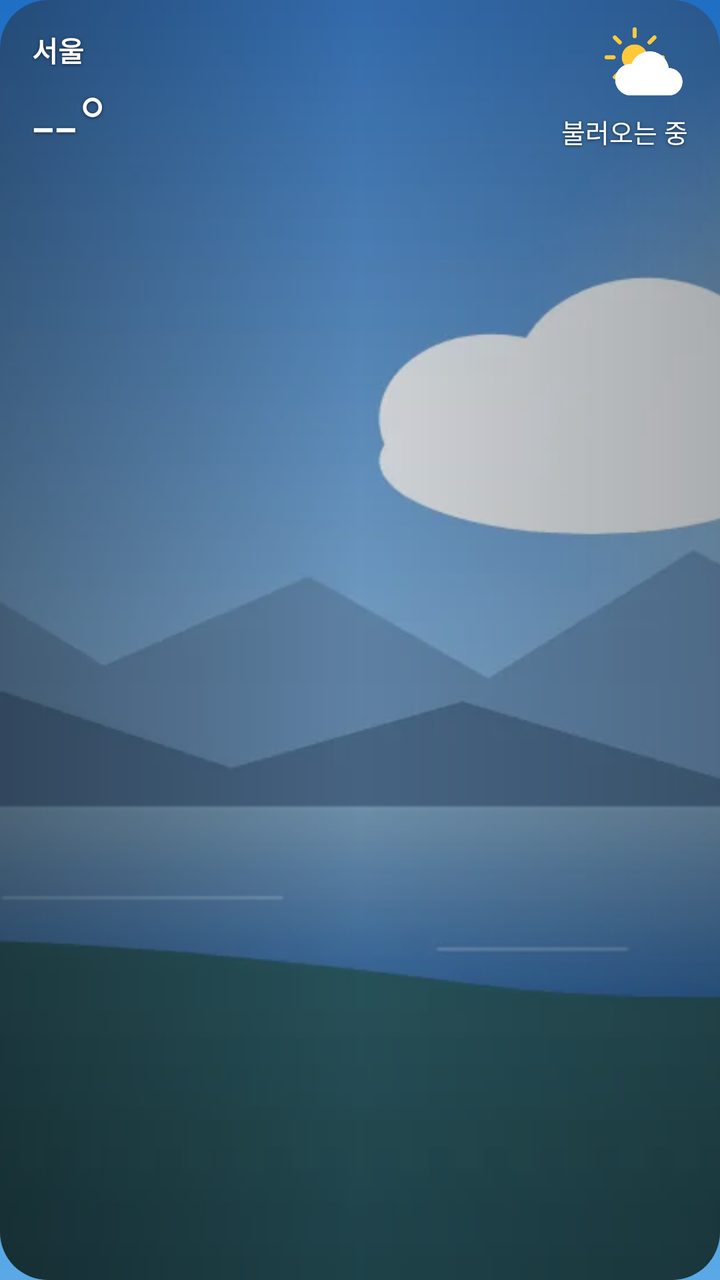
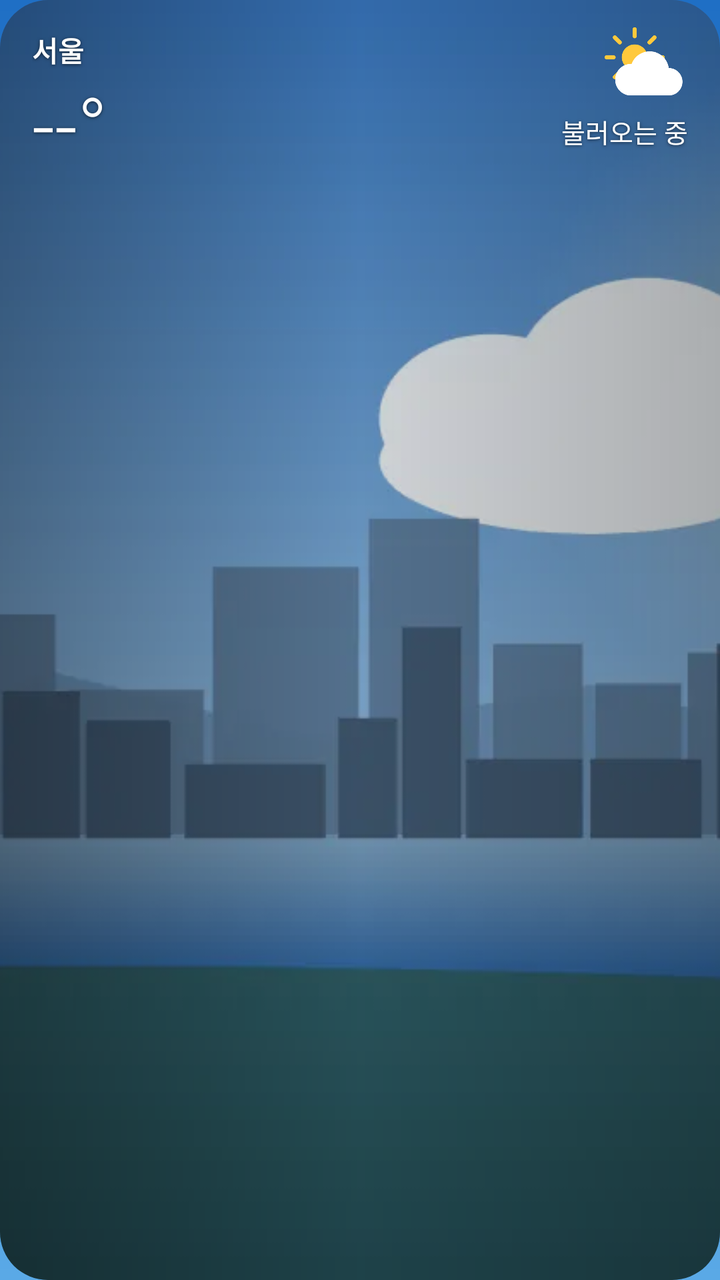

An Android layout rendered at two revisions. The XML below is the earlier revision; the diff shows what the commit changed to produce the second picture.
<!-- AndroidManifest.xml: application theme AppTheme -->
<!-- res/layout/widget_medium.xml -->
<?xml version="1.0" encoding="utf-8"?>
<FrameLayout xmlns:android="http://schemas.android.com/apk/res/android"
    android:id="@+id/root" android:layout_width="match_parent" android:layout_height="match_parent"
    android:background="@drawable/widget_clip" android:clipToOutline="true">
    <ImageView android:id="@+id/bg" android:layout_width="match_parent" android:layout_height="match_parent"
        android:scaleType="centerCrop" android:src="@drawable/scene_partly_day" android:importantForAccessibility="no"/>
    <ImageView android:id="@+id/scrim" android:layout_width="match_parent" android:layout_height="match_parent"
        android:scaleType="fitXY" android:src="@drawable/scrim" android:importantForAccessibility="no"/>
    <LinearLayout     android:id="@+id/content" android:layout_width="match_parent" android:layout_height="match_parent"
        android:orientation="vertical" android:paddingStart="16dp" android:paddingEnd="16dp" android:paddingTop="12dp" android:paddingBottom="8dp"
        >
        <LinearLayout android:layout_width="match_parent" android:layout_height="wrap_content" android:orientation="horizontal" android:gravity="center_vertical">
            <LinearLayout android:layout_width="0dp" android:layout_weight="1" android:layout_height="wrap_content" android:orientation="vertical">
                <TextView android:id="@+id/city" android:shadowColor="#99000000" android:shadowRadius="4" android:shadowDy="1" android:layout_width="match_parent" android:layout_height="wrap_content"
                    android:text="서울" android:textColor="#FFFFFF" android:textSize="14sp" android:textStyle="bold" android:maxLines="1" android:ellipsize="end"/>
                <TextView android:id="@+id/temp" android:shadowColor="#99000000" android:shadowRadius="4" android:shadowDy="1" android:layout_width="wrap_content" android:layout_height="wrap_content"
                    android:text="--°" android:textColor="#FFFFFF" android:textSize="40sp" android:fontFamily="sans-serif-light" android:maxLines="1"/>
            </LinearLayout>
            <LinearLayout android:layout_width="wrap_content" android:layout_height="wrap_content" android:orientation="vertical" android:gravity="end">
                <ImageView android:id="@+id/icon" android:layout_width="44dp" android:layout_height="44dp" android:src="@drawable/ic_w_partly_day"/>
                <TextView android:id="@+id/cond" android:shadowColor="#99000000" android:shadowRadius="4" android:shadowDy="1" android:layout_width="wrap_content" android:layout_height="wrap_content"
                    android:text="불러오는 중" android:textColor="#FFFFFF" android:textSize="13sp" android:maxLines="1"/>
                <TextView android:id="@+id/hl" android:shadowColor="#99000000" android:shadowRadius="4" android:shadowDy="1" android:layout_width="wrap_content" android:layout_height="wrap_content"
                    android:text="" android:textColor="#CCFFFFFF" android:textSize="12sp" android:maxLines="1"/>
            </LinearLayout>
        </LinearLayout>
        <LinearLayout android:id="@+id/hourly" android:layout_width="match_parent" android:layout_height="wrap_content"
            android:orientation="horizontal" android:layout_marginTop="8dp"/>
        <TextView android:id="@+id/updated" android:shadowColor="#99000000" android:shadowRadius="4" android:shadowDy="1" android:layout_width="match_parent" android:layout_height="wrap_content"
            android:text="" android:textColor="#99FFFFFF" android:textSize="10sp" android:gravity="end" android:maxLines="1"/>
    </LinearLayout>
</FrameLayout>
<!-- resources referenced by this layout -->
<resources>
  <!-- drawable ic_w_partly_day (drawable) -->
  <?xml version="1.0" encoding="utf-8"?>
  <vector xmlns:android="http://schemas.android.com/apk/res/android" android:width="64dp" android:height="64dp" android:viewportWidth="64" android:viewportHeight="64"><group android:translateX="-2" android:translateY="-3" android:scaleX="0.85" android:scaleY="0.85"><path android:fillColor="#FFC93C" android:pathData="M32,21a11,11 0,1 1,0 22a11,11 0,1 1,0 -22z"/><path android:strokeColor="#FFC93C" android:strokeWidth="3.5" android:strokeLineCap="round" android:pathData="M32,14L32,8M32,56L32,50M14,32L8,32M56,32L50,32M19.3,19.3L15,15M44.7,44.7L49,49M44.7,19.3L49,15M19.3,44.7L15,49"/></group><group android:translateX="4" android:translateY="6" android:scaleX="1" android:scaleY="1"><path android:fillColor="#FFFFFF" android:pathData="M18,46h28a10,10 0,0 0,0 -20a14,14 0,0 0,-27 -3A11,11 0,0 0,18 46z"/></group></vector>
  <!-- drawable scene_partly_day: webp bitmap (drawable-nodpi, 12352 bytes) -->
  <!-- drawable scrim (drawable) -->
  <?xml version="1.0" encoding="utf-8"?>
  <shape xmlns:android="http://schemas.android.com/apk/res/android" android:shape="rectangle"><gradient android:angle="0" android:startColor="#66000000" android:centerColor="#26000000" android:endColor="#4D000000"/></shape>
  <!-- drawable widget_clip (drawable) -->
  <?xml version="1.0" encoding="utf-8"?>
  <shape xmlns:android="http://schemas.android.com/apk/res/android" android:shape="rectangle"><corners android:radius="24dp"/><solid android:color="#01000000"/></shape>
  <style name="AppTheme" parent="android:Theme.Material.NoActionBar">
      <item name="android:windowBackground">@drawable/ic_launcher_bg</item>
      <item name="android:statusBarColor">#1F6FC5</item>
      <item name="android:navigationBarColor">#5AA9E6</item>
    </style>
  <!-- drawable ic_launcher_bg (drawable) -->
  <?xml version="1.0" encoding="utf-8"?>
  <shape xmlns:android="http://schemas.android.com/apk/res/android"><gradient android:angle="270" android:startColor="#1F6FC5" android:endColor="#5AA9E6"/></shape>
</resources>

<!-- the commit's change to res/layout/widget_medium.xml (unified diff, before → after) -->
@@ -3,7 +3,7 @@
     android:id="@+id/root" android:layout_width="match_parent" android:layout_height="match_parent"
     android:background="@drawable/widget_clip" android:clipToOutline="true">
     <ImageView android:id="@+id/bg" android:layout_width="match_parent" android:layout_height="match_parent"
-        android:scaleType="centerCrop" android:src="@drawable/scene_partly_day" android:importantForAccessibility="no"/>
+        android:scaleType="centerCrop" android:src="@drawable/scene_city_partly_day" android:importantForAccessibility="no"/>
     <ImageView android:id="@+id/scrim" android:layout_width="match_parent" android:layout_height="match_parent"
         android:scaleType="fitXY" android:src="@drawable/scrim" android:importantForAccessibility="no"/>
     <LinearLayout     android:id="@+id/content" android:layout_width="match_parent" android:layout_height="match_parent"
<!-- resource entries referenced after the edit -->
@@ -3,7 +3,7 @@
   <!-- drawable ic_w_partly_day (drawable) -->
   <?xml version="1.0" encoding="utf-8"?>
   <vector xmlns:android="http://schemas.android.com/apk/res/android" android:width="64dp" android:height="64dp" android:viewportWidth="64" android:viewportHeight="64"><group android:translateX="-2" android:translateY="-3" android:scaleX="0.85" android:scaleY="0.85"><path android:fillColor="#FFC93C" android:pathData="M32,21a11,11 0,1 1,0 22a11,11 0,1 1,0 -22z"/><path android:strokeColor="#FFC93C" android:strokeWidth="3.5" android:strokeLineCap="round" android:pathData="M32,14L32,8M32,56L32,50M14,32L8,32M56,32L50,32M19.3,19.3L15,15M44.7,44.7L49,49M44.7,19.3L49,15M19.3,44.7L15,49"/></group><group android:translateX="4" android:translateY="6" android:scaleX="1" android:scaleY="1"><path android:fillColor="#FFFFFF" android:pathData="M18,46h28a10,10 0,0 0,0 -20a14,14 0,0 0,-27 -3A11,11 0,0 0,18 46z"/></group></vector>
-  <!-- drawable scene_partly_day: webp bitmap (drawable-nodpi, 12352 bytes) -->
+  <!-- drawable scene_city_partly_day: webp bitmap (drawable-nodpi, 11420 bytes) -->
   <!-- drawable scrim (drawable) -->
   <?xml version="1.0" encoding="utf-8"?>
   <shape xmlns:android="http://schemas.android.com/apk/res/android" android:shape="rectangle"><gradient android:angle="0" android:startColor="#66000000" android:centerColor="#26000000" android:endColor="#4D000000"/></shape>
